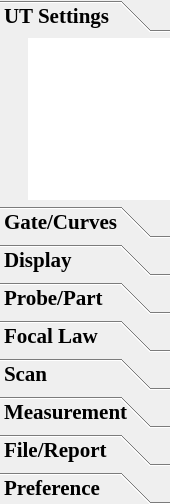
First picture: the form in ui/menuwidget/firstsecondmenuwidget.ui, repository 15903016222/Voice, before the edit.
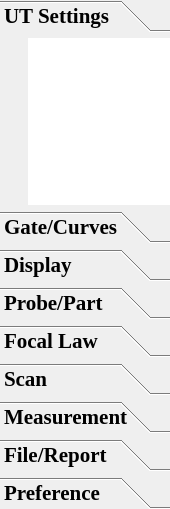
Second picture: the form after the edit. Icons and pictures are not drawn.

Commit message: 改变二级菜单字体大小

```diff
--- a/ui/menuwidget/firstsecondmenuwidget.ui
+++ b/ui/menuwidget/firstsecondmenuwidget.ui
@@ -7,7 +7,7 @@
     <x>0</x>
     <y>0</y>
     <width>170</width>
-    <height>504</height>
+    <height>509</height>
    </rect>
   </property>
   <property name="windowTitle">
@@ -95,7 +95,7 @@
            <x>0</x>
            <y>0</y>
            <width>170</width>
-           <height>162</height>
+           <height>167</height>
           </rect>
          </property>
          <attribute name="label">
```
Left out of the diff: 16 changed lines with no effect on the pictures. The commit also changes 1 other file.
